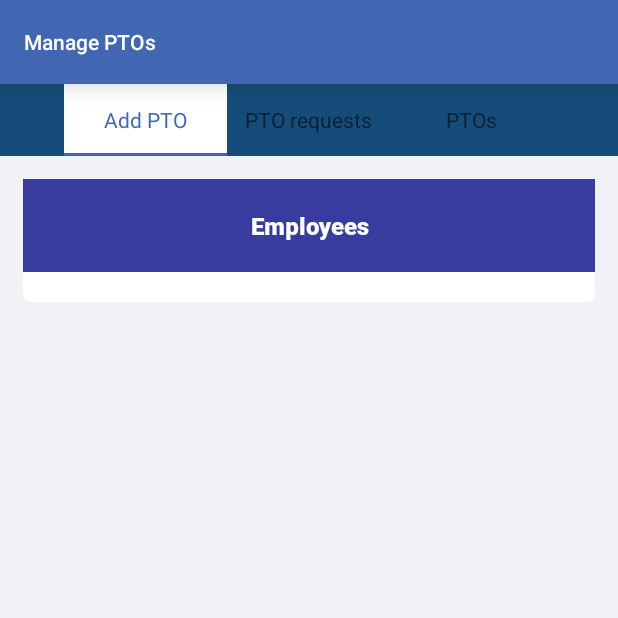
After one commit to Am1n0N/Excell_HRM, an Android app: the PtoManagement screen opened directly, with no data from a screen before it, on a phone screen of 412 x 824 dp, the top half of it. The commit adds this screen. Run offline under Robolectric (Android 15) with nearby library versions, the phone set to English and light mode, and no system bars.

Commit message:
Added PtoManagement class

```diff
--- a/app/src/main/AndroidManifest.xml
+++ b/app/src/main/AndroidManifest.xml
@@ -20,6 +20,11 @@
             android:name=".staff_management.StaffManagement"
             android:exported="false"
             android:label="@string/title_activity_staff_management"
+            android:theme="@style/Theme.MyApplication.NoActionBar" />
+        <activity
+            android:name=".Pto_management.PtoManagement"
+            android:exported="false"
+            android:label="PTO management"
             android:theme="@style/Theme.MyApplication.NoActionBar" />
         <activity
             android:name=".Record_management.Entry_view"
--- /dev/null
+++ b/app/src/main/java/com/app/myapplication/Pto_management/PtoManagement.java
@@ -0,0 +1,56 @@
+package com.app.myapplication.Pto_management;
+
+import android.os.Bundle;
+
+import androidx.appcompat.app.AppCompatActivity;
+import androidx.appcompat.widget.Toolbar;
+import androidx.viewpager.widget.ViewPager;
+
+import com.app.myapplication.R;
+import com.app.myapplication.Record_management.Fragments.Adapters.PageAdapter_record;
+import com.google.android.material.tabs.TabLayout;
+
+public class PtoManagement extends AppCompatActivity implements TabLayout.OnTabSelectedListener{
+
+    private TabLayout tabLayout;
+    private ViewPager viewPager;
+    private Toolbar toolbar;
+
+    @Override
+    protected void onCreate(Bundle savedInstanceState) {
+        super.onCreate(savedInstanceState);
+        setContentView(R.layout.pto_management_activity);
+
+        toolbar=(Toolbar)findViewById(R.id.toolbar_PTO);
+        toolbar.setTitle("Manage PTOs");
+        setSupportActionBar(toolbar);
+
+        tabLayout=findViewById(R.id.tablayout_PTO);
+        tabLayout.addTab(tabLayout.newTab().setText("Add PTO"));
+        tabLayout.addTab(tabLayout.newTab().setText("PTO requests"));
+        tabLayout.addTab(tabLayout.newTab().setText("PTOs"));
+        tabLayout.setTabGravity(TabLayout.GRAVITY_CENTER);
+
+        viewPager=findViewById(R.id.viewpager_PTO);
+        PageAdapter_record adapter=new PageAdapter_record(getSupportFragmentManager(),tabLayout.getTabCount());
+        viewPager.setAdapter(adapter);
+        tabLayout.setOnTabSelectedListener(this);
+
+
+    }
+
+    @Override
+    public void onTabSelected(TabLayout.Tab tab) {
+        viewPager.setCurrentItem(tab.getPosition());
+    }
+
+    @Override
+    public void onTabUnselected(TabLayout.Tab tab) {
+
+    }
+
+    @Override
+    public void onTabReselected(TabLayout.Tab tab) {
+
+    }
+}
--- /dev/null
+++ b/app/src/main/java/com/app/myapplication/Pto_management/fragments/Add_PtoFragment.java
@@ -0,0 +1,6 @@
+package com.app.myapplication.Pto_management.fragments;
+
+import androidx.fragment.app.Fragment;
+
+public class Add_PtoFragment extends Fragment {
+}
--- /dev/null
+++ b/app/src/main/java/com/app/myapplication/Pto_management/fragments/PTOs_fragments.java
@@ -0,0 +1,6 @@
+package com.app.myapplication.Pto_management.fragments;
+
+import androidx.fragment.app.Fragment;
+
+public class PTOs_fragments extends Fragment {
+}
--- /dev/null
+++ b/app/src/main/java/com/app/myapplication/Pto_management/fragments/Pto_RequestsFragment.java
@@ -0,0 +1,6 @@
+package com.app.myapplication.Pto_management.fragments;
+
+import androidx.fragment.app.Fragment;
+
+public class Pto_RequestsFragment extends Fragment {
+}
--- a/app/src/main/res/layout/activity_main.xml
+++ b/app/src/main/res/layout/activity_main.xml
@@ -432,6 +432,7 @@
             </androidx.cardview.widget.CardView>
 
             <androidx.cardview.widget.CardView
+                android:id="@+id/manage_PTOs"
                 android:layout_width="wrap_content"
                 android:layout_height="wrap_content"
                 android:layout_row="2"
--- /dev/null
+++ b/app/src/main/res/layout/pto_management_activity.xml
@@ -0,0 +1,38 @@
+<?xml version="1.0" encoding="utf-8"?>
+<RelativeLayout xmlns:android="http://schemas.android.com/apk/res/android"
+    xmlns:app="http://schemas.android.com/apk/res-auto"
+    xmlns:tools="http://schemas.android.com/tools"
+    android:layout_width="match_parent"
+    android:layout_height="match_parent"
+    tools:context=".staff_management.StaffManagement">
+
+    <androidx.appcompat.widget.Toolbar
+        android:id="@+id/toolbar_PTO"
+        android:layout_width="match_parent"
+        android:layout_height="wrap_content"
+        android:layout_alignParentEnd="true"
+        android:background="@color/actionbar"
+        android:elevation="10dp"
+        app:titleTextAppearance="@style/TextAppearance.AppCompat.Body2"
+        app:titleTextColor="#FFFFFF" />
+
+    <com.google.android.material.tabs.TabLayout
+        android:id="@+id/tablayout_PTO"
+        android:layout_width="match_parent"
+        android:layout_height="wrap_content"
+        android:layout_below="@+id/toolbar_PTO"
+        android:background="#154c79"
+        android:textAlignment="center"
+        app:tabBackground="@drawable/tab_color"
+        app:tabGravity="center"
+        app:tabIndicatorColor="@color/actionbar"
+        app:tabMode="fixed"
+        app:tabSelectedTextColor="@color/actionbar"
+        app:tabTextAppearance="@style/TextAppearance.AppCompat.Small" />
+
+    <androidx.viewpager.widget.ViewPager
+        android:id="@+id/viewpager_PTO"
+        android:layout_width="match_parent"
+        android:layout_height="wrap_content"
+        android:layout_below="@+id/tablayout_PTO" />
+</RelativeLayout>
```
Also changed, not shown: app/src/main/java/com/app/myapplication/MainActivity.java (+9 -0 lines), app/src/main/java/com/app/myapplication/Pto_management/fragments/Adapters/PageAdapter_PTO.java (added, +49 -0 lines).
